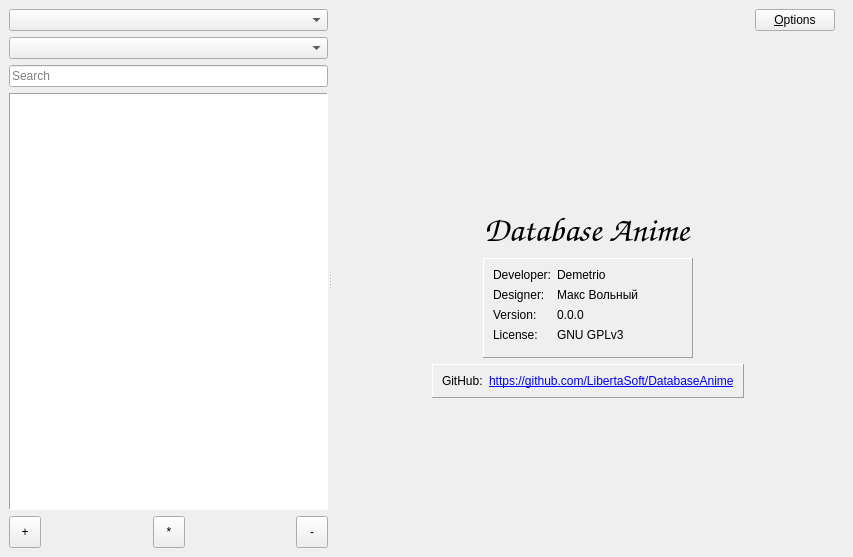
Before: the Qt Designer form mainwindow.ui in LibertaSoft/DatabaseAnime, drawn with Qt 5.
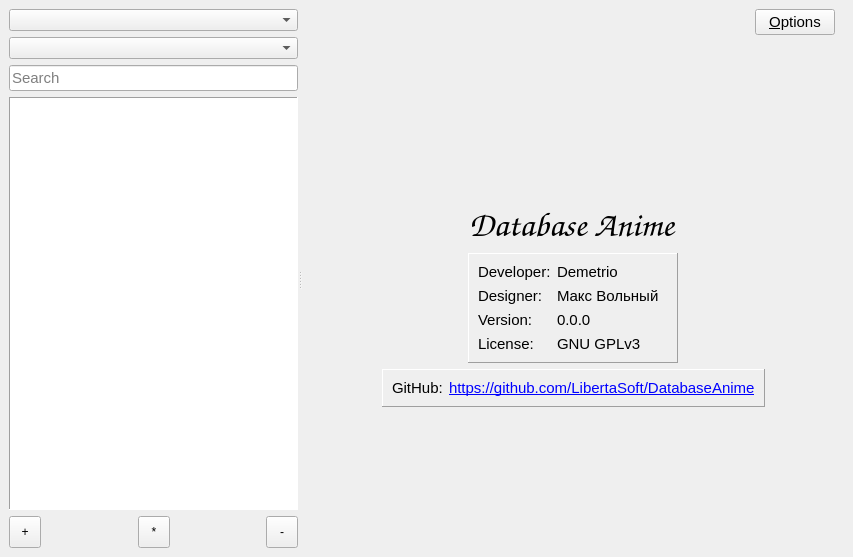
After: the same form once the commit is applied. Icons and pictures are not drawn. Custom widgets are drawn as their Qt base class.

What changed in the file:
```diff
--- a/mainwindow.ui
+++ b/mainwindow.ui
@@ -68,6 +68,12 @@
             <verstretch>0</verstretch>
            </sizepolicy>
           </property>
+          <property name="font">
+           <font>
+            <family>Cantarell</family>
+            <pointsize>11</pointsize>
+           </font>
+          </property>
           <property name="text">
            <string notr="true"/>
           </property>
@@ -267,6 +273,12 @@
                <height>16777215</height>
               </size>
              </property>
+             <property name="font">
+              <font>
+               <family>Cantarell</family>
+               <pointsize>11</pointsize>
+              </font>
+             </property>
              <property name="text">
               <string>&amp;Options</string>
              </property>
@@ -344,10 +356,8 @@
             <font>
              <family>URW Chancery L</family>
              <pointsize>26</pointsize>
-             <weight>50</weight>
              <italic>true</italic>
-             <bold>false</bold>
-             <underline>false</underline>
+             <stylestrategy>PreferAntialias</stylestrategy>
              <kerning>true</kerning>
             </font>
            </property>
@@ -403,6 +413,14 @@
              <layout class="QFormLayout" name="formLayout">
               <item row="0" column="0">
                <widget class="QLabel" name="Lbl_TCoder">
+                <property name="font">
+                 <font>
+                  <family>Cantarell</family>
+                  <pointsize>11</pointsize>
+                  <stylestrategy>PreferAntialias</stylestrategy>
+                  <kerning>true</kerning>
+                 </font>
+                </property>
                 <property name="text">
                  <string>Developer:</string>
                 </property>
@@ -410,6 +428,14 @@
               </item>
               <item row="0" column="1">
                <widget class="QLabel" name="Lbl_VCoder">
+                <property name="font">
+                 <font>
+                  <family>Cantarell</family>
+                  <pointsize>11</pointsize>
+                  <stylestrategy>PreferAntialias</stylestrategy>
+                  <kerning>true</kerning>
+                 </font>
+                </property>
                 <property name="text">
                  <string notr="true" extracomment="Label Value Coder">Demetrio</string>
                 </property>
@@ -417,6 +443,14 @@
               </item>
               <item row="1" column="0">
                <widget class="QLabel" name="Lbl_TDesignAuthor">
+                <property name="font">
+                 <font>
+                  <family>Cantarell</family>
+                  <pointsize>11</pointsize>
+                  <stylestrategy>PreferAntialias</stylestrategy>
+                  <kerning>true</kerning>
+                 </font>
+                </property>
                 <property name="text">
                  <string>Designer:</string>
                 </property>
@@ -424,6 +458,14 @@
               </item>
               <item row="1" column="1">
                <widget class="QLabel" name="Lbl_VDesignAuthor">
+                <property name="font">
+                 <font>
+                  <family>Cantarell</family>
+                  <pointsize>11</pointsize>
+                  <stylestrategy>PreferAntialias</stylestrategy>
+                  <kerning>true</kerning>
+                 </font>
+                </property>
                 <property name="text">
                  <string notr="true" extracomment="Label Value Design Author">Макс Вольный</string>
                 </property>
@@ -431,6 +473,14 @@
               </item>
               <item row="2" column="0">
                <widget class="QLabel" name="Lbl_TVersion">
+                <property name="font">
+                 <font>
+                  <family>Cantarell</family>
+                  <pointsize>11</pointsize>
+                  <stylestrategy>PreferAntialias</stylestrategy>
+                  <kerning>true</kerning>
+                 </font>
+                </property>
                 <property name="text">
                  <string>Version:</string>
                 </property>
@@ -438,6 +488,14 @@
               </item>
               <item row="2" column="1">
                <widget class="QLabel" name="Lbl_VVersion">
+                <property name="font">
+                 <font>
+                  <family>Cantarell</family>
+                  <pointsize>11</pointsize>
+                  <stylestrategy>PreferAntialias</stylestrategy>
+                  <kerning>true</kerning>
+                 </font>
+                </property>
                 <property name="text">
                  <string notr="true" extracomment="[unsed]">0.0.0</string>
                 </property>
@@ -445,6 +503,14 @@
               </item>
               <item row="3" column="0">
                <widget class="QLabel" name="Lbl_TLicense">
+                <property name="font">
+                 <font>
+                  <family>Cantarell</family>
+                  <pointsize>11</pointsize>
+                  <stylestrategy>PreferAntialias</stylestrategy>
+                  <kerning>true</kerning>
+                 </font>
+                </property>
                 <property name="text">
                  <string>License:</string>
                 </property>
@@ -452,6 +518,14 @@
               </item>
               <item row="3" column="1">
                <widget class="QLabel" name="Lbl_VLicense">
+                <property name="font">
+                 <font>
+                  <family>Cantarell</family>
+                  <pointsize>11</pointsize>
+                  <stylestrategy>PreferAntialias</stylestrategy>
+                  <kerning>true</kerning>
+                 </font>
+                </property>
                 <property name="toolTip">
                  <string notr="true"/>
                 </property>
@@ -513,6 +587,14 @@
              <layout class="QFormLayout" name="formLayout_3">
               <item row="0" column="0">
                <widget class="QLabel" name="Lbl_TGitHub">
+                <property name="font">
+                 <font>
+                  <family>Cantarell</family>
+                  <pointsize>11</pointsize>
+                  <stylestrategy>PreferAntialias</stylestrategy>
+                  <kerning>true</kerning>
+                 </font>
+                </property>
                 <property name="text">
                  <string notr="true" extracomment="GitHub - site name">GitHub:</string>
                 </property>
@@ -520,6 +602,14 @@
               </item>
               <item row="0" column="1">
                <widget class="QLabel" name="Lbl_VGitHub">
+                <property name="font">
+                 <font>
+                  <family>Cantarell</family>
+                  <pointsize>11</pointsize>
+                  <stylestrategy>PreferAntialias</stylestrategy>
+                  <kerning>true</kerning>
+                 </font>
+                </property>
                 <property name="text">
                  <string notr="true" extracomment="Link to sire GitHub">&lt;a href=&quot;https://github.com/LibertaSoft/DatabaseAnime&quot;&gt;https://github.com/LibertaSoft/DatabaseAnime&lt;/a&gt;</string>
                 </property>
```
Left out of the diff: 3 changed lines with no effect on the pictures.
